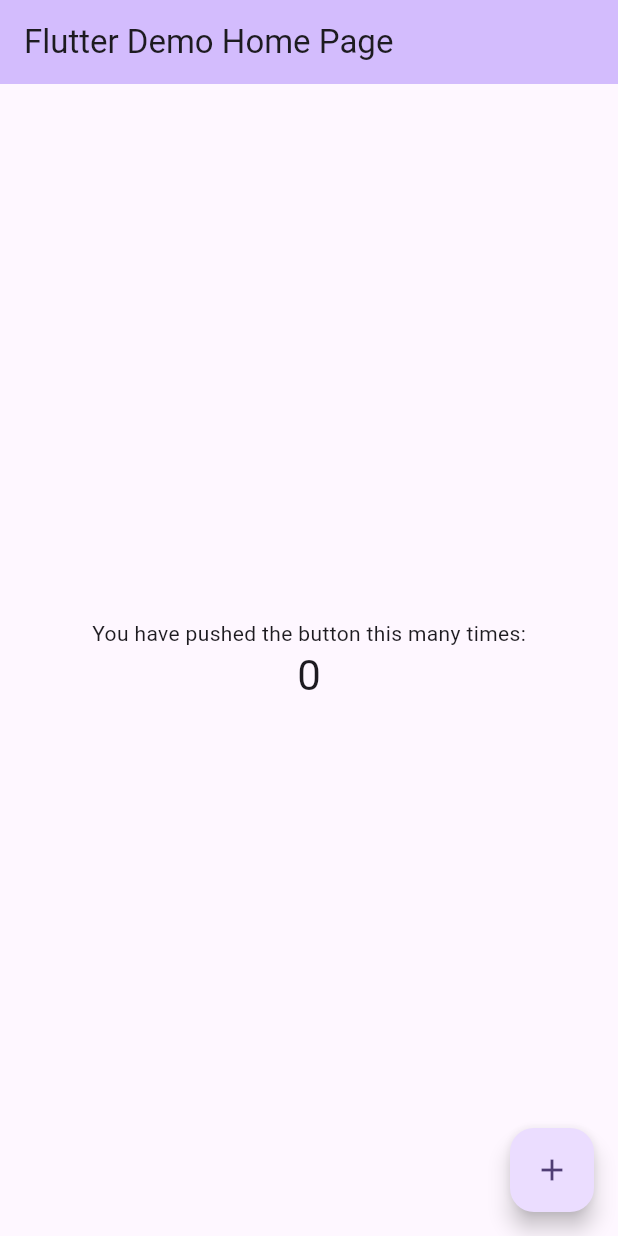
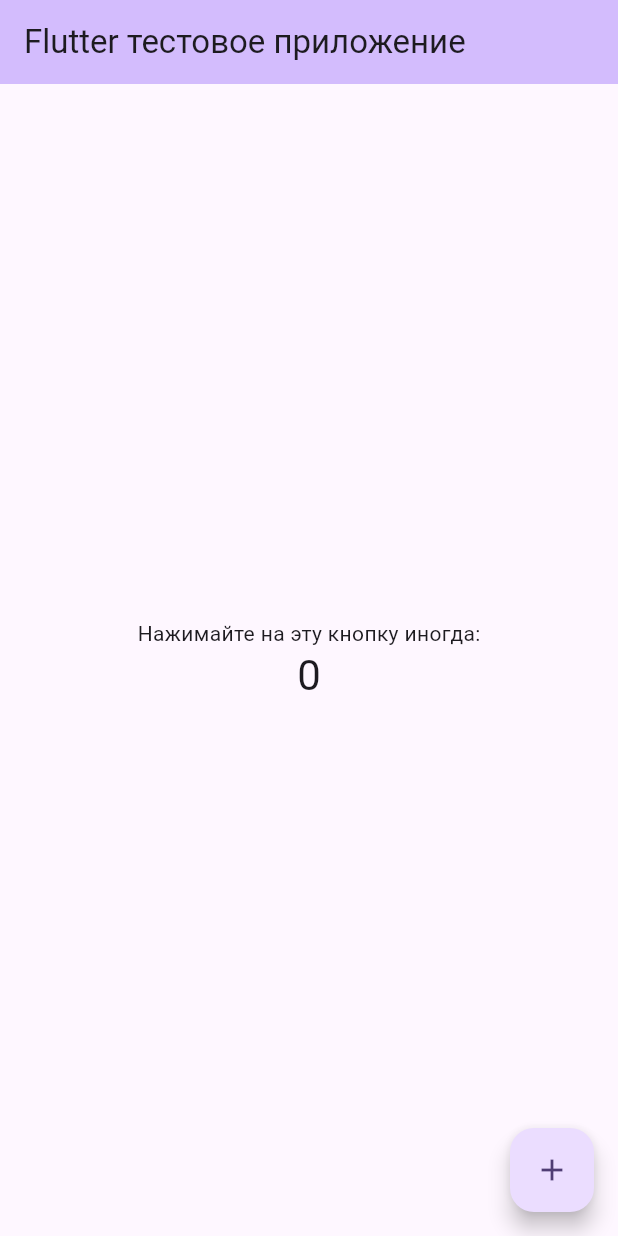
Before and after one commit to Marpa3D/dartDevelopment, a Flutter app: the screen it shows after launch, on a phone screen of 412 x 824 dp. Run offline on Flutter 3.47's test engine with Material 2 defaults, Android fonts, the phone set to English and light mode, and no system bars.

Commit message:
New commit

```diff
--- a/flutter_codelab_1/lib/main.dart
+++ b/flutter_codelab_1/lib/main.dart
@@ -12,12 +12,12 @@ class MyApp extends StatelessWidget {
   Widget build(BuildContext context) {
     return MaterialApp(
       debugShowCheckedModeBanner: false,
-      title: 'Flutter Demo',
+      title: 'Flutter - тест',
       theme: ThemeData(
         colorScheme: ColorScheme.fromSeed(seedColor: Colors.deepPurple),
         useMaterial3: true,
       ),
-      home: const MyHomePage(title: 'Flutter Demo Home Page'),
+      home: const MyHomePage(title: 'Flutter тестовое приложение'),
     );
   }
 }
@@ -52,7 +52,7 @@ class _MyHomePageState extends State<MyHomePage> {
           mainAxisAlignment: MainAxisAlignment.center,
           children: <Widget>[
             const Text(
-              'You have pushed the button this many times:',
+              'Нажимайте на эту кнопку иногда:',
             ),
             Text(
               '$_counter',
@@ -63,7 +63,7 @@ class _MyHomePageState extends State<MyHomePage> {
       ),
       floatingActionButton: FloatingActionButton(
         onPressed: _incrementCounter,
-        tooltip: 'Increment',
+        tooltip: 'Увеличение значения',
         child: const Icon(Icons.add),
       ),
     );
```
